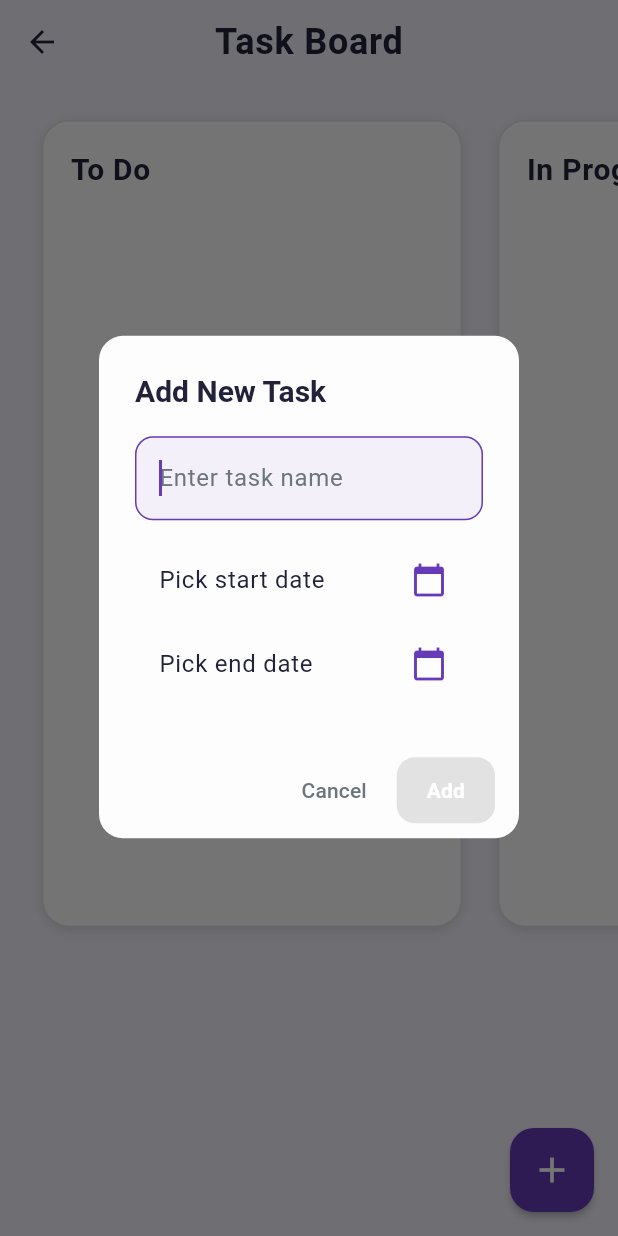
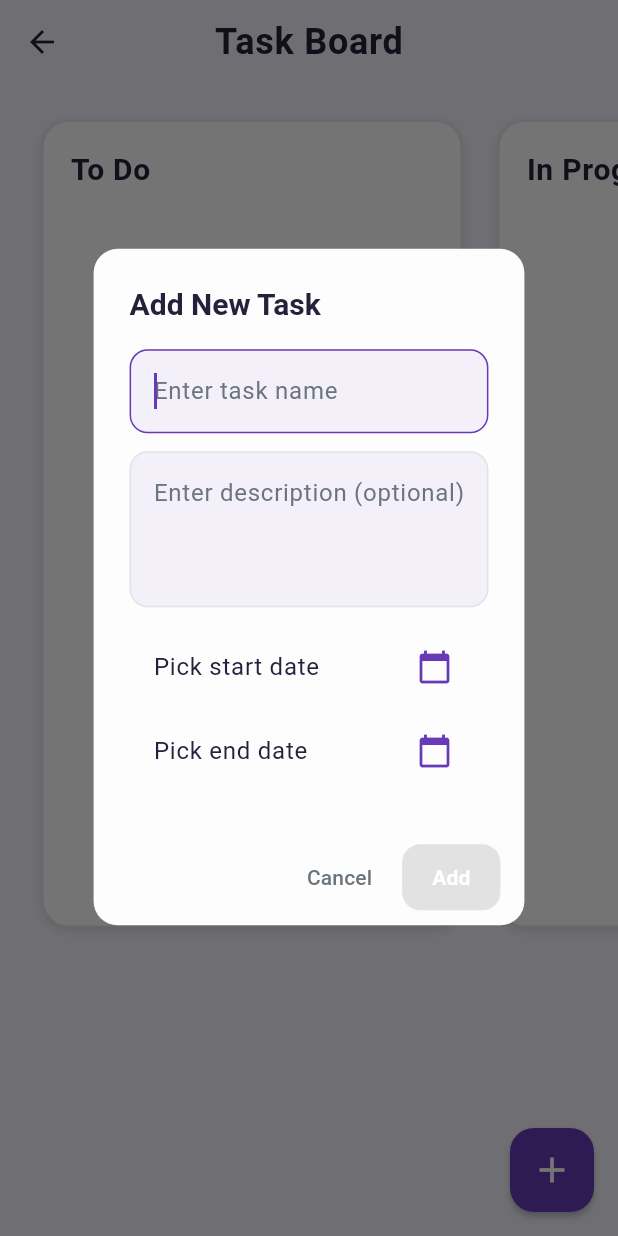
Before and after one commit to dizzybreakfast/nudge, a Flutter app: the TaskBoardScreen screen opened directly, after a tap on the "add" icon, on a phone screen of 412 x 824 dp. Run offline on Flutter 3.47's test engine with Material 3 defaults, Android fonts, the phone set to English and light mode, and no system bars; our stand-ins replace flutter_local_notifications, fluttertoast, loading_animation_widget, shared_preferences, sqflite, table_calendar and 2 more; missing offline and left inert: flutter_foreground_task; accounts and stored records are empty; project files that could hold a hidden picture were left out.

Commit message:
[task_board] Add optional task description and display it in italics on calendar

```diff
--- a/lib/models/task.dart
+++ b/lib/models/task.dart
@@ -5,6 +5,7 @@ class Task {
   final DateTime? startDate;
   final DateTime? endDate;
   final int order;
+  final String? description; // <-- Add this line
 
   Task({
     this.id,
@@ -13,27 +14,30 @@ class Task {
     this.startDate,
     this.endDate,
     required this.order,
+    this.description, // <-- Add this line
   });
 
-  Map<String, dynamic> toMap() => {
+  Map<String, dynamic> toMap() {
+    return {
       'id': id,
       'title': title,
       'column': column,
       'startDate': startDate?.toIso8601String(),
       'endDate': endDate?.toIso8601String(),
       'order': order,
+      'description': description, // <-- Add this line
     };
+  }
 
-  factory Task.fromMap(Map<String, dynamic> map) => Task(
-    id: map['id'],
-    title: map['title'],
-    column: map['column'],
-    startDate: map['startDate'] != null && map['startDate'] != ''
-        ? DateTime.parse(map['startDate'])
-        : null,
-    endDate: map['endDate'] != null && map['endDate'] != ''
-        ? DateTime.parse(map['endDate'])
-        : null,
-    order: map['order'] ?? 0,
+  factory Task.fromMap(Map<String, dynamic> map) {
+    return Task(
+      id: map['id'] as int?,
+      title: map['title'] as String,
+      column: map['column'] as String,
+      startDate: map['startDate'] != null ? DateTime.parse(map['startDate']) : null,
+      endDate: map['endDate'] != null ? DateTime.parse(map['endDate']) : null,
+      order: map['order'] as int,
+      description: map['description'] as String?, // <-- Add this line
     );
   }
+}
--- a/lib/services/database.dart
+++ b/lib/services/database.dart
@@ -39,7 +39,8 @@ class DatabaseService {
         "column" TEXT NOT NULL,
         startDate TEXT,
         endDate TEXT,
-        "order" INTEGER
+        "order" INTEGER,
+        description TEXT
       );
     ''');
   }
--- a/lib/task_board_screen.dart
+++ b/lib/task_board_screen.dart
@@ -34,6 +34,7 @@ class _TaskBoardScreenState extends State<TaskBoardScreen> {
 
   void _showAddTaskDialog() {
     final TextEditingController controller = TextEditingController();
+    final TextEditingController descriptionController = TextEditingController();
     DateTime? startDate;
     DateTime? endDate;
 
@@ -59,7 +60,10 @@ class _TaskBoardScreenState extends State<TaskBoardScreen> {
                           fontSize: 20,
                         ),
                       ),
-                      content: Column(
+                      content: Flexible(
+                        child: SingleChildScrollView(
+                          padding: EdgeInsets.only(bottom: MediaQuery.of(context).viewInsets.bottom),
+                          child: Column(
                             mainAxisSize: MainAxisSize.min,
                             children: [
                               TextField(
@@ -82,6 +86,27 @@ class _TaskBoardScreenState extends State<TaskBoardScreen> {
                                 ),
                                 style: TextStyle(color: primaryColor),
                                 onChanged: (_) => setState(() {}),
+                              ),
+                              const SizedBox(height: 12),
+                              TextField(
+                                controller: descriptionController, // <-- Add this
+                                maxLines: 3,
+                                cursorColor: accentColor,
+                                decoration: InputDecoration(
+                                  hintText: 'Enter description (optional)',
+                                  hintStyle: TextStyle(color: textSecondary),
+                                  filled: true,
+                                  fillColor: backgroundColor,
+                                  enabledBorder: OutlineInputBorder(
+                                    borderRadius: BorderRadius.circular(12),
+                                    borderSide: BorderSide(color: borderColor),
+                                  ),
+                                  focusedBorder: OutlineInputBorder(
+                                    borderRadius: BorderRadius.circular(12),
+                                    borderSide: BorderSide(color: accentColor),
+                                  ),
+                                ),
+                                style: TextStyle(color: primaryColor),
                               ),
                               const SizedBox(height: 12),
                               ListTile(
@@ -127,6 +152,8 @@ class _TaskBoardScreenState extends State<TaskBoardScreen> {
                               ),
                             ],
                           ),
+                        ),
+                      ),
                       actionsPadding: EdgeInsets.symmetric(horizontal: 16, vertical: 8),
                       actions: [
                         TextButton(
@@ -153,6 +180,7 @@ class _TaskBoardScreenState extends State<TaskBoardScreen> {
                                       : columnTasks.map((t) => t.order).reduce((a, b) => a > b ? a : b);
                                   final task = Task(
                                     title: controller.text.trim(),
+                                    description: descriptionController.text.trim(), // <-- Add this
                                     column: 'To Do',
                                     startDate: startDate,
                                     endDate: endDate,
@@ -554,7 +582,9 @@ class _TaskBoardScreenState extends State<TaskBoardScreen> {
                   fontSize: 20,
                 ),
               ),
-              content: SingleChildScrollView(
+              content: Flexible(
+                child: SingleChildScrollView(
+                  padding: EdgeInsets.only(bottom: MediaQuery.of(context).viewInsets.bottom),
                   child: Column(
                     mainAxisSize: MainAxisSize.min,
                     children: [
@@ -623,6 +653,7 @@ class _TaskBoardScreenState extends State<TaskBoardScreen> {
                     ],
                   ),
                 ),
+              ),
               actionsPadding: EdgeInsets.symmetric(horizontal: 16, vertical: 8),
               actions: [
                 TextButton(
```
Also changed, not shown: lib/calendar_page.dart (+40 -6 lines). Lines whose indentation alone changed are shown as unchanged.
